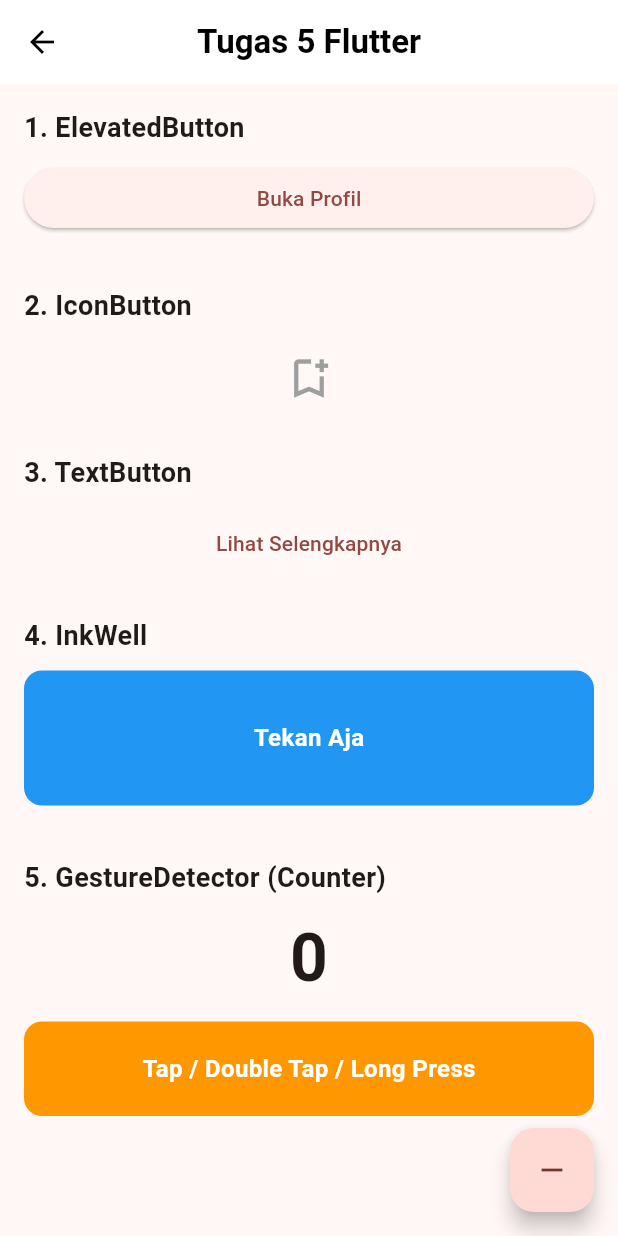
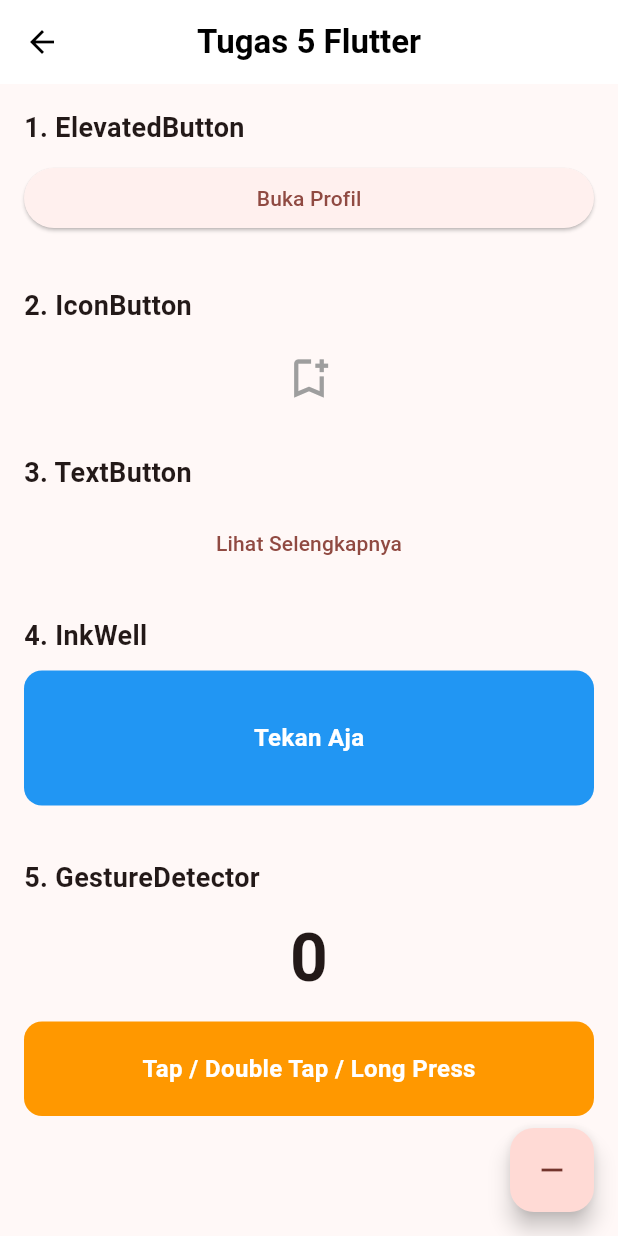
Before and after one commit to ErikKlaus/training_flutter, a Flutter app: the screen it shows after launch, on a phone screen of 412 x 824 dp. Run offline on Flutter 3.47's test engine with Material 3 defaults, Android fonts, the phone set to English and light mode, and no system bars.

Commit message:
Revisi Teks

```diff
--- a/lib/tugas_5/tugas5.dart
+++ b/lib/tugas_5/tugas5.dart
@@ -183,7 +183,7 @@ class _Tugas5State extends State<Tugas5> {
               ),
             const SizedBox(height: 25),
             const Text(
-              "5. GestureDetector (Counter)",
+              "5. GestureDetector",
               style: TextStyle(fontSize: 18, fontWeight: FontWeight.bold),
             ),
             const SizedBox(height: 10),
@@ -198,7 +198,6 @@ class _Tugas5State extends State<Tugas5> {
             ),
             const SizedBox(height: 10),
             GestureDetector(
-              behavior: HitTestBehavior.opaque,
               onTap: () {
                 print("Ditekan sekali");
                 setState(() {
```
